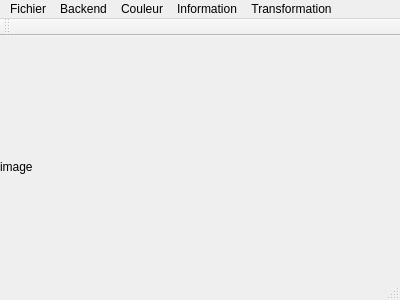
Qt form crazycv/src/Lab4_Vision/mainwindow.ui (berlingoqc/cppworkspace) before a commit.
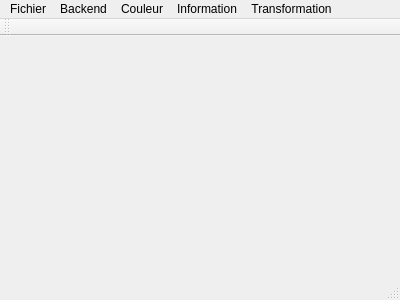
The same form after that commit.

Patch:
```diff
--- a/crazycv/src/Lab4_Vision/mainwindow.ui
+++ b/crazycv/src/Lab4_Vision/mainwindow.ui
@@ -13,21 +13,7 @@
   <property name="windowTitle">
    <string>MainWindow</string>
   </property>
-  <widget class="QWidget" name="centralWidget">
-   <widget class="QLabel" name="lblImage">
-    <property name="geometry">
-     <rect>
-      <x>0</x>
-      <y>0</y>
-      <width>401</width>
-      <height>261</height>
-     </rect>
-    </property>
-    <property name="text">
-     <string>image</string>
-    </property>
-   </widget>
-  </widget>
+  <widget class="QWidget" name="centralWidget"/>
   <widget class="QMenuBar" name="menuBar">
    <property name="geometry">
     <rect>
```
Left out of the diff: 12 changed lines with no effect on the pictures.
